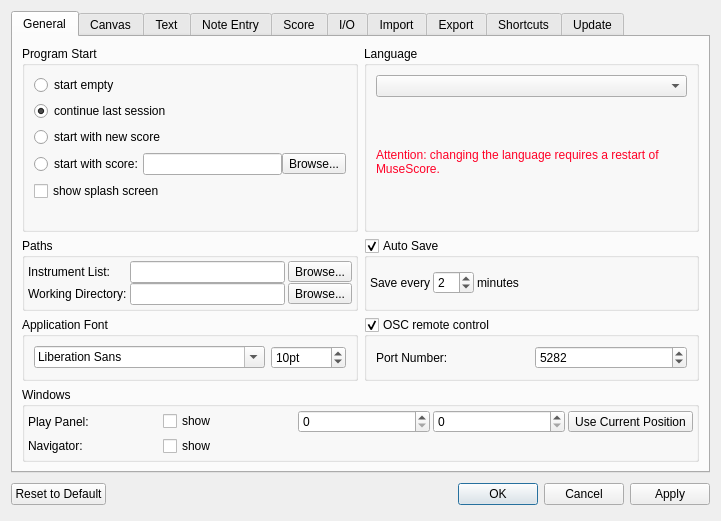
First picture: the form in mscore/mscore/prefsdialog.ui, repository musescore/musescore-old, before the edit.
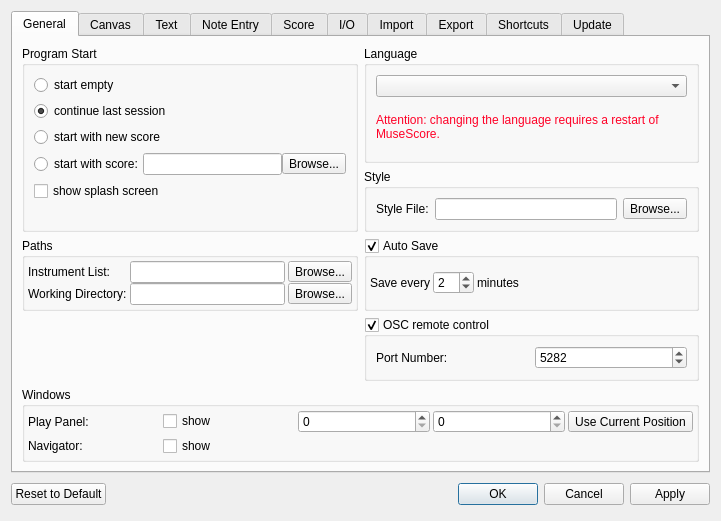
Second picture: the form after the edit. Icons and pictures are not drawn. Custom widgets are drawn as their Qt base class.

Patch:
```diff
--- a/mscore/mscore/prefsdialog.ui
+++ b/mscore/mscore/prefsdialog.ui
@@ -7,7 +7,7 @@
     <x>0</x>
     <y>0</y>
     <width>721</width>
-    <height>475</height>
+    <height>505</height>
    </rect>
   </property>
   <property name="windowTitle">
@@ -39,7 +39,7 @@
        <string>General</string>
       </attribute>
       <layout class="QGridLayout" name="gridLayout_2">
-       <item row="0" column="0">
+       <item row="0" column="0" rowspan="2">
         <widget class="QGroupBox" name="groupBox_5">
          <property name="title">
           <string>Program Start</string>
@@ -200,7 +200,7 @@
          </layout>
         </widget>
        </item>
-       <item row="1" column="0">
+       <item row="2" column="0">
         <widget class="QGroupBox" name="groupBox_6">
          <property name="title">
           <string>Paths</string>
@@ -263,7 +263,7 @@
          </layout>
         </widget>
        </item>
-       <item row="1" column="1">
+       <item row="2" column="1">
         <widget class="QGroupBox" name="autoSave">
          <property name="title">
           <string>Auto Save</string>
@@ -321,38 +321,7 @@
          </layout>
         </widget>
        </item>
-       <item row="2" column="0">
-        <widget class="QGroupBox" name="groupBox_13">
-         <property name="title">
-          <string>Application Font</string>
-         </property>
-         <property name="flat">
-          <bool>false</bool>
-         </property>
-         <layout class="QHBoxLayout" name="horizontalLayout">
-          <item>
-           <widget class="QFontComboBox" name="applicationFont"/>
-          </item>
-          <item>
-           <widget class="QSpinBox" name="applicationFontSize">
-            <property name="suffix">
-             <string>pt</string>
-            </property>
-            <property name="minimum">
-             <number>6</number>
-            </property>
-            <property name="maximum">
-             <number>72</number>
-            </property>
-            <property name="value">
-             <number>10</number>
-            </property>
-           </widget>
-          </item>
-         </layout>
-        </widget>
-       </item>
-       <item row="3" column="0" colspan="2">
+       <item row="4" column="0" colspan="2">
         <widget class="QGroupBox" name="groupBox">
          <property name="title">
           <string>Windows</string>
@@ -425,7 +394,7 @@
          </layout>
         </widget>
        </item>
-       <item row="2" column="1">
+       <item row="3" column="1">
         <widget class="QGroupBox" name="oscServer">
          <property name="title">
           <string>OSC remote control</string>
@@ -457,6 +426,36 @@
          </layout>
         </widget>
        </item>
+       <item row="1" column="1">
+        <widget class="QGroupBox" name="groupBox_12">
+         <property name="title">
+          <string>Style</string>
+         </property>
+         <layout class="QHBoxLayout" name="horizontalLayout_10">
+          <item>
+           <widget class="QLabel" name="label_2">
+            <property name="text">
+             <string>Style File:</string>
+            </property>
+           </widget>
+          </item>
+          <item>
+           <widget class="QLineEdit" name="styleFile"/>
+          </item>
+          <item>
+           <widget class="QToolButton" name="appStyleFileButton">
+            <property name="text">
+             <string>Browse...</string>
+            </property>
+            <property name="icon">
+             <iconset resource="mscore.qrc">
+              <normaloff>:/data/fileopen.svg</normaloff>:/data/fileopen.svg</iconset>
+            </property>
+           </widget>
+          </item>
+         </layout>
+        </widget>
+       </item>
       </layout>
      </widget>
      <widget class="QWidget" name="tab2">
```
